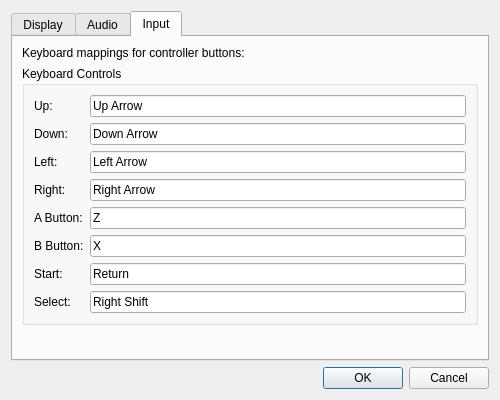
Old version of the form qt/configdialog.ui in the repository Pomsky2011/ZeroPoint.
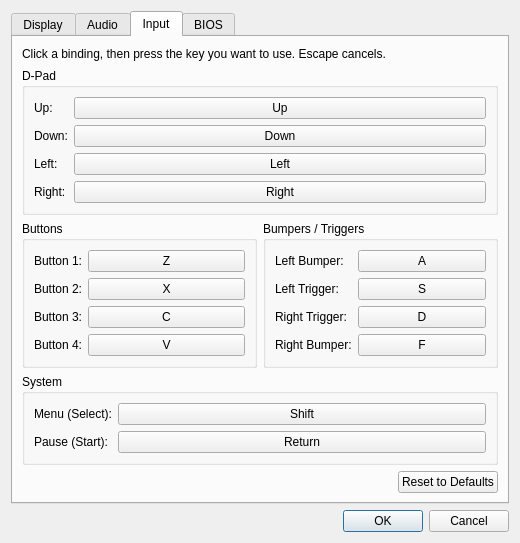
New version of the form. The open tabs and pages were chosen to show the change. Custom widgets are drawn as their Qt base class.

Commit message: Rebuild the Qt frontend: BIOS boot, rebindable controls, scale/fullscreen

The edit to the form file:
```diff
--- a/qt/configdialog.ui
+++ b/qt/configdialog.ui
@@ -6,8 +6,8 @@
    <rect>
     <x>0</x>
     <y>0</y>
-    <width>500</width>
-    <height>400</height>
+    <width>520</width>
+    <height>500</height>
    </rect>
   </property>
   <property name="windowTitle">
@@ -130,14 +130,17 @@
        <item>
         <widget class="QLabel" name="inputInfoLabel">
          <property name="text">
-          <string>Keyboard mappings for controller buttons:</string>
+          <string>Click a binding, then press the key you want to use. Escape cancels.</string>
+         </property>
+         <property name="wordWrap">
+          <bool>true</bool>
          </property>
         </widget>
        </item>
        <item>
         <widget class="QGroupBox" name="keyboardGroupBox">
          <property name="title">
-          <string>Keyboard Controls</string>
+          <string>D-Pad</string>
          </property>
          <layout class="QFormLayout" name="formLayout_3">
           <item row="0" column="0">
@@ -148,12 +151,9 @@
            </widget>
           </item>
           <item row="0" column="1">
-           <widget class="QLineEdit" name="upKeyEdit">
+           <widget class="KeyCaptureButton" name="upKeyButton">
             <property name="text">
-             <string>Up Arrow</string>
-            </property>
-            <property name="readOnly">
-             <bool>true</bool>
+             <string>Up</string>
             </property>
            </widget>
           </item>
@@ -165,12 +165,9 @@
            </widget>
           </item>
           <item row="1" column="1">
-           <widget class="QLineEdit" name="downKeyEdit">
+           <widget class="KeyCaptureButton" name="downKeyButton">
             <property name="text">
-             <string>Down Arrow</string>
-            </property>
-            <property name="readOnly">
-             <bool>true</bool>
+             <string>Down</string>
             </property>
            </widget>
           </item>
@@ -182,12 +179,9 @@
            </widget>
           </item>
           <item row="2" column="1">
-           <widget class="QLineEdit" name="leftKeyEdit">
+           <widget class="KeyCaptureButton" name="leftKeyButton">
             <property name="text">
-             <string>Left Arrow</string>
-            </property>
-            <property name="readOnly">
-             <bool>true</bool>
+             <string>Left</string>
             </property>
            </widget>
           </item>
@@ -199,88 +193,257 @@
            </widget>
           </item>
           <item row="3" column="1">
-           <widget class="QLineEdit" name="rightKeyEdit">
+           <widget class="KeyCaptureButton" name="rightKeyButton">
             <property name="text">
-             <string>Right Arrow</string>
+             <string>Right</string>
             </property>
-            <property name="readOnly">
-             <bool>true</bool>
-            </property>
            </widget>
           </item>
-          <item row="4" column="0">
-           <widget class="QLabel" name="aButtonLabel">
+         </layout>
+        </widget>
+       </item>
+       <item>
+        <layout class="QHBoxLayout" name="horizontalLayout_groups">
+         <item>
+          <widget class="QGroupBox" name="buttonsGroupBox">
+           <property name="title">
+            <string>Buttons</string>
+           </property>
+           <layout class="QFormLayout" name="formLayout_buttons">
+            <item row="0" column="0">
+             <widget class="QLabel" name="button1Label">
+              <property name="text">
+               <string>Button 1:</string>
+              </property>
+             </widget>
+            </item>
+            <item row="0" column="1">
+             <widget class="KeyCaptureButton" name="button1KeyButton">
+              <property name="text">
+               <string>Z</string>
+              </property>
+             </widget>
+            </item>
+            <item row="1" column="0">
+             <widget class="QLabel" name="button2Label">
+              <property name="text">
+               <string>Button 2:</string>
+              </property>
+             </widget>
+            </item>
+            <item row="1" column="1">
+             <widget class="KeyCaptureButton" name="button2KeyButton">
+              <property name="text">
+               <string>X</string>
+              </property>
+             </widget>
+            </item>
+            <item row="2" column="0">
+             <widget class="QLabel" name="button3Label">
+              <property name="text">
+               <string>Button 3:</string>
+              </property>
+             </widget>
+            </item>
+            <item row="2" column="1">
+             <widget class="KeyCaptureButton" name="button3KeyButton">
+              <property name="text">
+               <string>C</string>
+              </property>
+             </widget>
+            </item>
+            <item row="3" column="0">
+             <widget class="QLabel" name="button4Label">
+              <property name="text">
+               <string>Button 4:</string>
+              </property>
+             </widget>
+            </item>
+            <item row="3" column="1">
+             <widget class="KeyCaptureButton" name="button4KeyButton">
+              <property name="text">
+               <string>V</string>
+              </property>
+             </widget>
+            </item>
+           </layout>
+          </widget>
+         </item>
+         <item>
+          <widget class="QGroupBox" name="shoulderGroupBox">
+           <property name="title">
+            <string>Bumpers / Triggers</string>
+           </property>
+           <layout class="QFormLayout" name="formLayout_shoulder">
+            <item row="0" column="0">
+             <widget class="QLabel" name="bigLeftLabel">
+              <property name="text">
+               <string>Left Bumper:</string>
+              </property>
+             </widget>
+            </item>
+            <item row="0" column="1">
+             <widget class="KeyCaptureButton" name="bigLeftKeyButton">
+              <property name="text">
+               <string>A</string>
+              </property>
+             </widget>
+            </item>
+            <item row="1" column="0">
+             <widget class="QLabel" name="littleLeftLabel">
+              <property name="text">
+               <string>Left Trigger:</string>
+              </property>
+             </widget>
+            </item>
+            <item row="1" column="1">
+             <widget class="KeyCaptureButton" name="littleLeftKeyButton">
+              <property name="text">
+               <string>S</string>
+              </property>
+             </widget>
+            </item>
+            <item row="2" column="0">
+             <widget class="QLabel" name="littleRightLabel">
+              <property name="text">
+               <string>Right Trigger:</string>
+              </property>
+             </widget>
+            </item>
+            <item row="2" column="1">
+             <widget class="KeyCaptureButton" name="littleRightKeyButton">
+              <property name="text">
+               <string>D</string>
+              </property>
+             </widget>
+            </item>
+            <item row="3" column="0">
+             <widget class="QLabel" name="bigRightLabel">
+              <property name="text">
+               <string>Right Bumper:</string>
+              </property>
+             </widget>
+            </item>
+            <item row="3" column="1">
+             <widget class="KeyCaptureButton" name="bigRightKeyButton">
+              <property name="text">
+               <string>F</string>
+              </property>
+             </widget>
+            </item>
+           </layout>
+          </widget>
+         </item>
+        </layout>
+       </item>
+       <item>
+        <widget class="QGroupBox" name="systemGroupBox">
+         <property name="title">
+          <string>System</string>
+         </property>
+         <layout class="QFormLayout" name="formLayout_system">
+          <item row="0" column="0">
+           <widget class="QLabel" name="menuLabel">
             <property name="text">
-             <string>A Button:</string>
+             <string>Menu (Select):</string>
             </property>
            </widget>
           </item>
-          <item row="4" column="1">
-           <widget class="QLineEdit" name="aButtonEdit">
+          <item row="0" column="1">
+           <widget class="KeyCaptureButton" name="menuKeyButton">
             <property name="text">
-             <string>Z</string>
+             <string>Shift</string>
             </property>
-            <property name="readOnly">
-             <bool>true</bool>
-            </property>
            </widget>
           </item>
-          <item row="5" column="0">
-           <widget class="QLabel" name="bButtonLabel">
+          <item row="1" column="0">
+           <widget class="QLabel" name="pauseLabel">
             <property name="text">
-             <string>B Button:</string>
+             <string>Pause (Start):</string>
             </property>
            </widget>
           </item>
-          <item row="5" column="1">
-           <widget class="QLineEdit" name="bButtonEdit">
-            <property name="text">
-             <string>X</string>
-            </property>
-            <property name="readOnly">
-             <bool>true</bool>
-            </property>
-           </widget>
-          </item>
-          <item row="6" column="0">
-           <widget class="QLabel" name="startLabel">
-            <property name="text">
-             <string>Start:</string>
-            </property>
-           </widget>
-          </item>
-          <item row="6" column="1">
-           <widget class="QLineEdit" name="startKeyEdit">
+          <item row="1" column="1">
+           <widget class="KeyCaptureButton" name="pauseKeyButton">
             <property name="text">
              <string>Return</string>
             </property>
-            <property name="readOnly">
-             <bool>true</bool>
-            </property>
-           </widget>
-          </item>
-          <item row="7" column="0">
-           <widget class="QLabel" name="selectLabel">
-            <property name="text">
-             <string>Select:</string>
-            </property>
-           </widget>
-          </item>
-          <item row="7" column="1">
-           <widget class="QLineEdit" name="selectKeyEdit">
-            <property name="text">
-             <string>Right Shift</string>
-            </property>
-            <property name="readOnly">
-             <bool>true</bool>
-            </property>
            </widget>
           </item>
          </layout>
         </widget>
        </item>
        <item>
-        <spacer name="verticalSpacer">
+        <layout class="QHBoxLayout" name="horizontalLayout_resetKeys">
+         <item>
+          <spacer name="horizontalSpacer_resetKeys">
+           <property name="orientation">
+            <enum>Qt::Horizontal</enum>
+           </property>
+           <property name="sizeHint" stdset="0">
+            <size>
+             <width>40</width>
+             <height>20</height>
+            </size>
+           </property>
+          </spacer>
+         </item>
+         <item>
+          <widget class="QPushButton" name="resetKeysButton">
+           <property name="text">
+            <string>Reset to Defaults</string>
+           </property>
+          </widget>
+         </item>
+        </layout>
+       </item>
+      </layout>
+     </widget>
+     <widget class="QWidget" name="biosTab">
+      <attribute name="title">
+       <string>BIOS</string>
+      </attribute>
+      <layout class="QVBoxLayout" name="verticalLayout_bios">
+       <item>
+        <widget class="QLabel" name="biosInfoLabel">
+         <property name="text">
+          <string>Optional Boot ROM (BIOS) that runs before any cartridge, e.g. to verify a signed ROM or show a splash screen. Leave blank to use the built-in minimal stub.</string>
+         </property>
+         <property name="wordWrap">
+          <bool>true</bool>
+         </property>
+        </widget>
+       </item>
+       <item>
+        <layout class="QHBoxLayout" name="horizontalLayout_bios">
+         <item>
+          <widget class="QLineEdit" name="biosPathEdit">
+           <property name="readOnly">
+            <bool>true</bool>
+           </property>
+           <property name="placeholderText">
+            <string>(built-in stub)</string>
+           </property>
+          </widget>
+         </item>
+         <item>
+          <widget class="QPushButton" name="biosBrowseButton">
+           <property name="text">
+            <string>Browse...</string>
+           </property>
+          </widget>
+         </item>
+         <item>
+          <widget class="QPushButton" name="biosClearButton">
+           <property name="text">
+            <string>Clear</string>
+           </property>
+          </widget>
+         </item>
+        </layout>
+       </item>
+       <item>
+        <spacer name="verticalSpacer_bios">
          <property name="orientation">
           <enum>Qt::Vertical</enum>
          </property>
@@ -308,6 +471,13 @@
    </item>
   </layout>
  </widget>
+ <customwidgets>
+  <customwidget>
+   <class>KeyCaptureButton</class>
+   <extends>QPushButton</extends>
+   <header>keycapturebutton.h</header>
+  </customwidget>
+ </customwidgets>
  <resources/>
  <connections>
   <connection>
```
Left out of the diff: 6 changed lines with no effect on the pictures. The commit also changes 11 other files.
